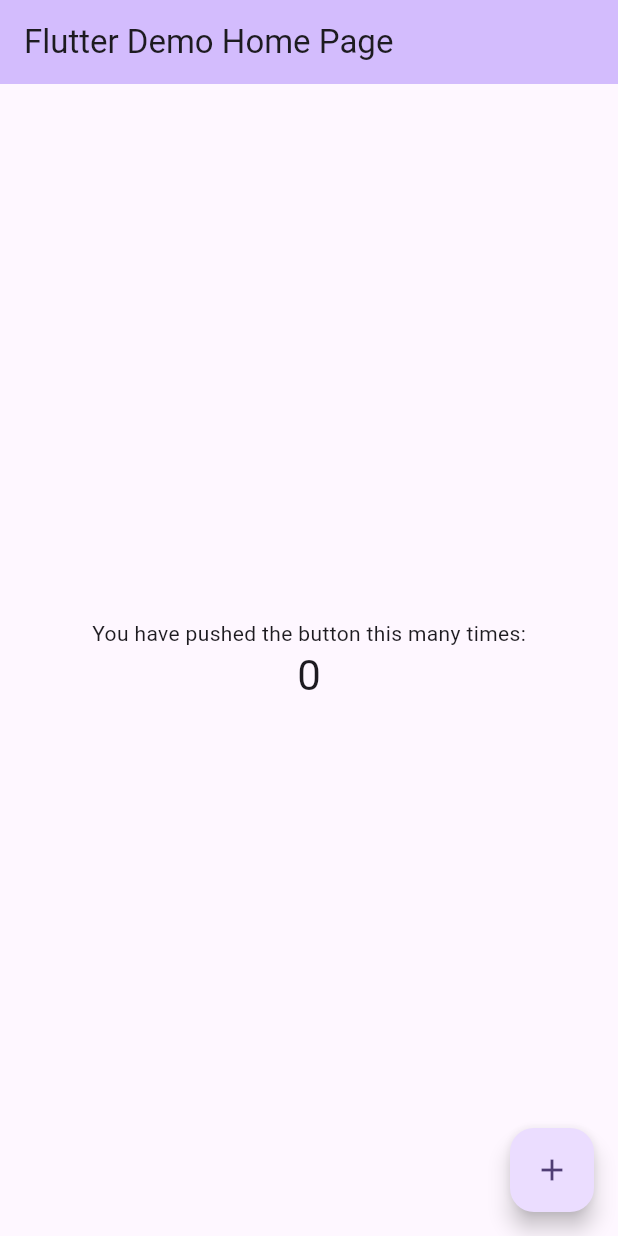
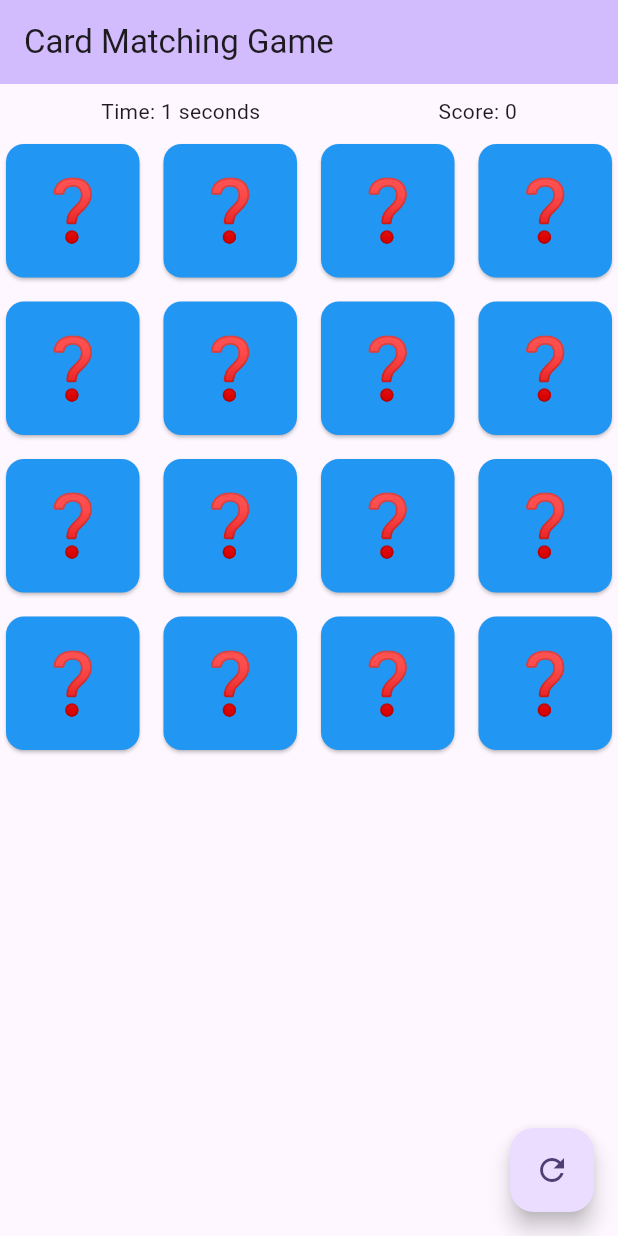
Before and after one commit to sidd07181134/hw3, a Flutter app: the MyHomePage screen opened directly, on a phone screen of 412 x 824 dp. Run offline on Flutter 3.47's test engine with Material 3 defaults, Android fonts, the phone set to English and light mode, and no system bars.

Commit message:
created card game

```diff
--- a/lib/main.dart
+++ b/lib/main.dart
@@ -1,4 +1,5 @@
 import 'package:flutter/material.dart';
+import 'dart:async';
 
 void main() {
   runApp(const MyApp());
@@ -7,119 +8,203 @@ void main() {
 class MyApp extends StatelessWidget {
   const MyApp({super.key});
 
-  // This widget is the root of your application.
   @override
   Widget build(BuildContext context) {
     return MaterialApp(
-      title: 'Flutter Demo',
+      title: 'Card Matching Game',
       theme: ThemeData(
-        // This is the theme of your application.
-        //
-        // TRY THIS: Try running your application with "flutter run". You'll see
-        // the application has a purple toolbar. Then, without quitting the app,
-        // try changing the seedColor in the colorScheme below to Colors.green
-        // and then invoke "hot reload" (save your changes or press the "hot
-        // reload" button in a Flutter-supported IDE, or press "r" if you used
-        // the command line to start the app).
-        //
-        // Notice that the counter didn't reset back to zero; the application
-        // state is not lost during the reload. To reset the state, use hot
-        // restart instead.
-        //
-        // This works for code too, not just values: Most code changes can be
-        // tested with just a hot reload.
         colorScheme: ColorScheme.fromSeed(seedColor: Colors.deepPurple),
         useMaterial3: true,
       ),
-      home: const MyHomePage(title: 'Flutter Demo Home Page'),
+      home: const MyHomePage(title: 'Card Matching Game'),
     );
   }
 }
 
 class MyHomePage extends StatefulWidget {
+  final dynamic title;
+
   const MyHomePage({super.key, required this.title});
-
-  // This widget is the home page of your application. It is stateful, meaning
-  // that it has a State object (defined below) that contains fields that affect
-  // how it looks.
-
-  // This class is the configuration for the state. It holds the values (in this
-  // case the title) provided by the parent (in this case the App widget) and
-  // used by the build method of the State. Fields in a Widget subclass are
-  // always marked "final".
-
-  final String title;
 
   @override
   State<MyHomePage> createState() => _MyHomePageState();
 }
 
 class _MyHomePageState extends State<MyHomePage> {
-  int _counter = 0;
+  // List to store card images
+  List<String> cardImages = [
+    '🐱', '🐶', '🦊', '🐰', '🐼', '🐨', '🐸', '🦄',
+    '🐱', '🐶', '🦊', '🐰', '🐼', '🐨', '🐸', '🦄'
+  ];
+  // List to track flipped cards
+  List<bool> flipped = [];
+  List<int> selectedCards = [];
+  int matches = 0;
+  int score = 0;
+  Timer? timer;
+  int timeElapsed = 0;
 
-  void _incrementCounter() {
+  @override
+  void initState() {
+    super.initState();
+    cardImages.shuffle();
+    flipped = List<bool>.filled(cardImages.length, false);
+    startTimer();
+  }
+
+  // Start the timer for the game
+  void startTimer() {
+    timer = Timer.periodic(const Duration(seconds: 1), (timer) {
+      setState(() {
+        timeElapsed++;
+      });
+    });
+  }
+
+  // Flip a card and check for a match
+  void flipCard(int index) {
+    if (selectedCards.length < 2 && !flipped[index]) {
+      setState(() {
+        flipped[index] = true;
+        selectedCards.add(index);
+      });
+
+      if (selectedCards.length == 2) {
+        if (cardImages[selectedCards[0]] == cardImages[selectedCards[1]]) {
+          score += 10;
+          matches++;
+          if (matches == cardImages.length ~/ 2) {
+            timer?.cancel();
+            showWinDialog();
+          }
+          selectedCards.clear();
+        } else {
+          Future.delayed(const Duration(seconds: 1), () {
+            setState(() {
+              flipped[selectedCards[0]] = false;
+              flipped[selectedCards[1]] = false;
+              selectedCards.clear();
+              score -= 2;
+            });
+          });
+        }
+      }
+    }
+  }
+
+  // Display winning dialog
+  void showWinDialog() {
+    showDialog(
+      context: context,
+      builder: (context) => AlertDialog(
+        title: const Text('You Won!'),
+        content: Text('You finished in $timeElapsed seconds with a score of $score.'),
+        actions: [
+          TextButton(
+            onPressed: () {
+              Navigator.of(context).pop();
+              resetGame();
+            },
+            child: const Text('Play Again'),
+          ),
+        ],
+      ),
+    );
+  }
+
+  // Reset the game
+  void resetGame() {
     setState(() {
-      // This call to setState tells the Flutter framework that something has
-      // changed in this State, which causes it to rerun the build method below
-      // so that the display can reflect the updated values. If we changed
-      // _counter without calling setState(), then the build method would not be
-      // called again, and so nothing would appear to happen.
-      _counter++;
+      cardImages.shuffle();
+      flipped = List<bool>.filled(cardImages.length, false);
+      selectedCards.clear();
+      matches = 0;
+      score = 0;
+      timeElapsed = 0;
+      startTimer();
     });
   }
 
   @override
+  void dispose() {
+    timer?.cancel();
+    super.dispose();
+  }
+
+  @override
   Widget build(BuildContext context) {
-    // This method is rerun every time setState is called, for instance as done
-    // by the _incrementCounter method above.
-    //
-    // The Flutter framework has been optimized to make rerunning build methods
-    // fast, so that you can just rebuild anything that needs updating rather
-    // than having to individually change instances of widgets.
     return Scaffold(
       appBar: AppBar(
-        // TRY THIS: Try changing the color here to a specific color (to
-        // Colors.amber, perhaps?) and trigger a hot reload to see the AppBar
-        // change color while the other colors stay the same.
         backgroundColor: Theme.of(context).colorScheme.inversePrimary,
-        // Here we take the value from the MyHomePage object that was created by
-        // the App.build method, and use it to set our appbar title.
         title: Text(widget.title),
       ),
-      body: Center(
-        // Center is a layout widget. It takes a single child and positions it
-        // in the middle of the parent.
-        child: Column(
-          // Column is also a layout widget. It takes a list of children and
-          // arranges them vertically. By default, it sizes itself to fit its
-          // children horizontally, and tries to be as tall as its parent.
-          //
-          // Column has various properties to control how it sizes itself and
-          // how it positions its children. Here we use mainAxisAlignment to
-          // center the children vertically; the main axis here is the vertical
-          // axis because Columns are vertical (the cross axis would be
-          // horizontal).
-          //
-          // TRY THIS: Invoke "debug painting" (choose the "Toggle Debug Paint"
-          // action in the IDE, or press "p" in the console), to see the
-          // wireframe for each widget.
-          mainAxisAlignment: MainAxisAlignment.center,
-          children: <Widget>[
-            const Text(
-              'You have pushed the button this many times:',
+      body: Column(
+        children: [
+          Padding(
+            padding: const EdgeInsets.all(8.0),
+            child: Row(
+              mainAxisAlignment: MainAxisAlignment.spaceAround,
+              children: [
+                Text('Time: $timeElapsed seconds'),
+                Text('Score: $score'),
+              ],
             ),
-            Text(
-              '$_counter',
-              style: Theme.of(context).textTheme.headlineMedium,
+          ),
+          Expanded(
+            child: GridView.builder(
+              gridDelegate: const SliverGridDelegateWithFixedCrossAxisCount(
+                crossAxisCount: 4,
+                childAspectRatio: 1,
+                crossAxisSpacing: 8,
+                mainAxisSpacing: 8,
+              ),
+              itemCount: cardImages.length,
+              itemBuilder: (context, index) {
+                return GestureDetector(
+                  onTap: () => flipCard(index),
+                  child: AnimatedSwitcher(
+                    duration: const Duration(milliseconds: 500),
+                    transitionBuilder: (Widget child, Animation<double> animation) {
+                      return RotationTransition(
+                        turns: child.key == const ValueKey('front')
+                            ? Tween<double>(begin: 1, end: 0.5).animate(animation)
+                            : Tween<double>(begin: 0.5, end: 1).animate(animation),
+                        child: child,
+                      );
+                    },
+                    child: flipped[index]
+                        ? Card(
+                            key: const ValueKey('front'),
+                            color: Colors.white,
+                            child: Center(
+                              child: Text(
+                                cardImages[index],
+                                style: const TextStyle(fontSize: 40),
+                              ),
+                            ),
+                          )
+                        : Card(
+                            key: const ValueKey('back'),
+                            color: Colors.blue,
+                            child: const Center(
+                              child: Text(
+                                '❓',
+                                style: TextStyle(fontSize: 40, color: Colors.white),
+                              ),
+                            ),
+                          ),
+                  ),
+                );
+              },
             ),
-          ],
-        ),
+          ),
+        ],
       ),
       floatingActionButton: FloatingActionButton(
-        onPressed: _incrementCounter,
-        tooltip: 'Increment',
-        child: const Icon(Icons.add),
-      ), // This trailing comma makes auto-formatting nicer for build methods.
+        onPressed: resetGame,
+        tooltip: 'Reset Game',
+        child: const Icon(Icons.refresh),
+      ),
     );
   }
 }
```
